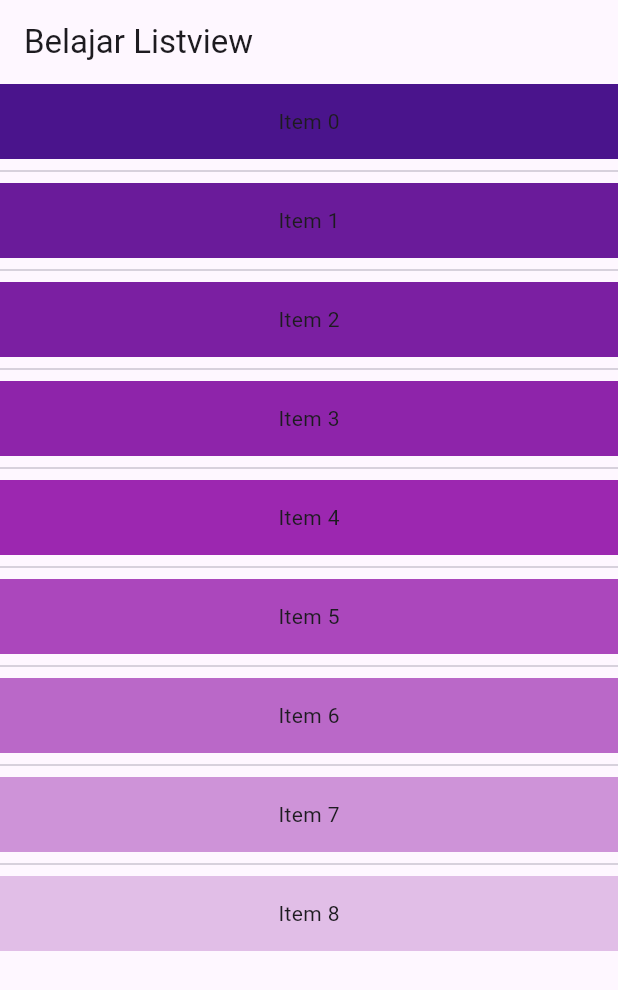
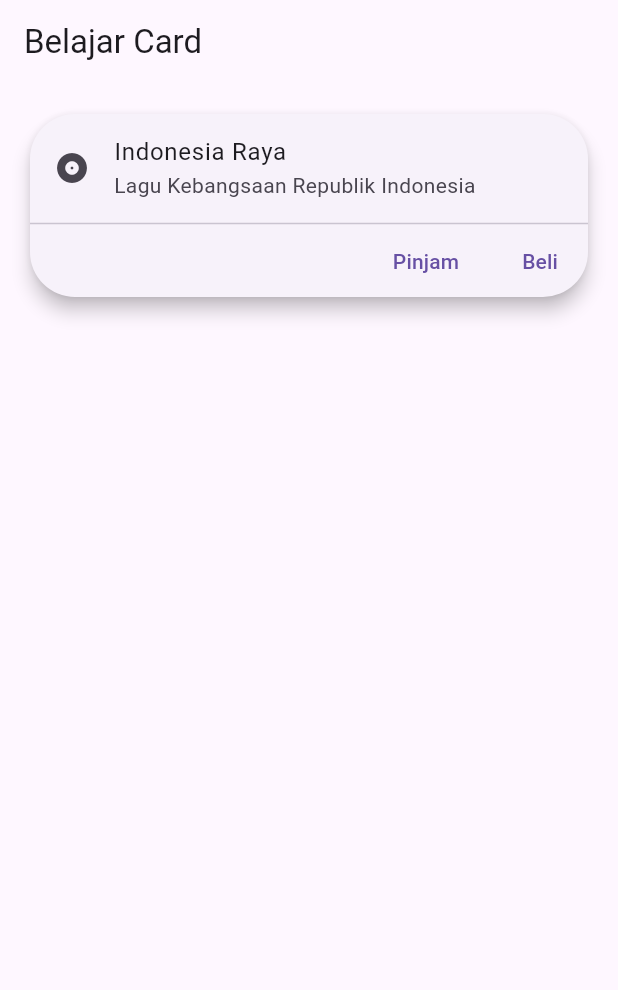
Before and after one commit to Miftakun/Flutter_Project_HK, a Flutter app: the screen it shows after launch, on a phone screen of 412 x 824 dp. Shown: the top 990 px of the screen. Run offline on Flutter 3.47's test engine with Material 3 defaults, Android fonts, the phone set to English and light mode, and no system bars.

Commit message:
Add SampleCard widget and update MyApp to use SampleCard as home

```diff
--- a/lib/flutter_widget_ui/lib/main.dart
+++ b/lib/flutter_widget_ui/lib/main.dart
@@ -1,5 +1,5 @@
 import 'package:flutter/material.dart';
-import 'package:flutter_widget_ui/widgets/sample_listview.dart';
+import 'package:flutter_widget_ui/widgets/sample_card.dart';
 
 void main() {
   runApp(const MyApp());
@@ -14,7 +14,7 @@ class MyApp extends StatelessWidget {
     return MaterialApp(
       title: 'Flutter Demo',
       theme: ThemeData(primarySwatch: Colors.blue),
-      home: SampleListView(),
+      home: const SampleCard(),
     );
   }
 }
--- /dev/null
+++ b/lib/flutter_widget_ui/lib/widgets/sample_card.dart
@@ -0,0 +1,40 @@
+import 'package:flutter/material.dart';
+
+class SampleCard extends StatelessWidget {
+  const SampleCard({super.key});
+
+  @override
+  Widget build(BuildContext context) {
+    return Scaffold(
+      appBar: AppBar(title: const Text('Belajar Card')),
+      body: Padding(
+        padding: const EdgeInsets.all(16),
+        child: Card(
+          shape: RoundedRectangleBorder(
+            borderRadius: BorderRadius.circular(30),
+          ),
+          elevation: 5,
+          child: Column(
+            mainAxisSize: MainAxisSize.min,
+            children: [
+              const ListTile(
+                leading: Icon(Icons.album),
+                title: Text('Indonesia Raya'),
+                subtitle: Text('Lagu Kebangsaan Republik Indonesia'),
+              ),
+              const Divider(height: 2, thickness: 1),
+              Row(
+                mainAxisAlignment: MainAxisAlignment.end,
+                children: [
+                  TextButton(onPressed: () {}, child: const Text('Pinjam')),
+                  const SizedBox(width: 10),
+                  TextButton(onPressed: () {}, child: const Text('Beli')),
+                ],
+              ),
+            ],
+          ),
+        ),
+      ),
+    );
+  }
+}
```
